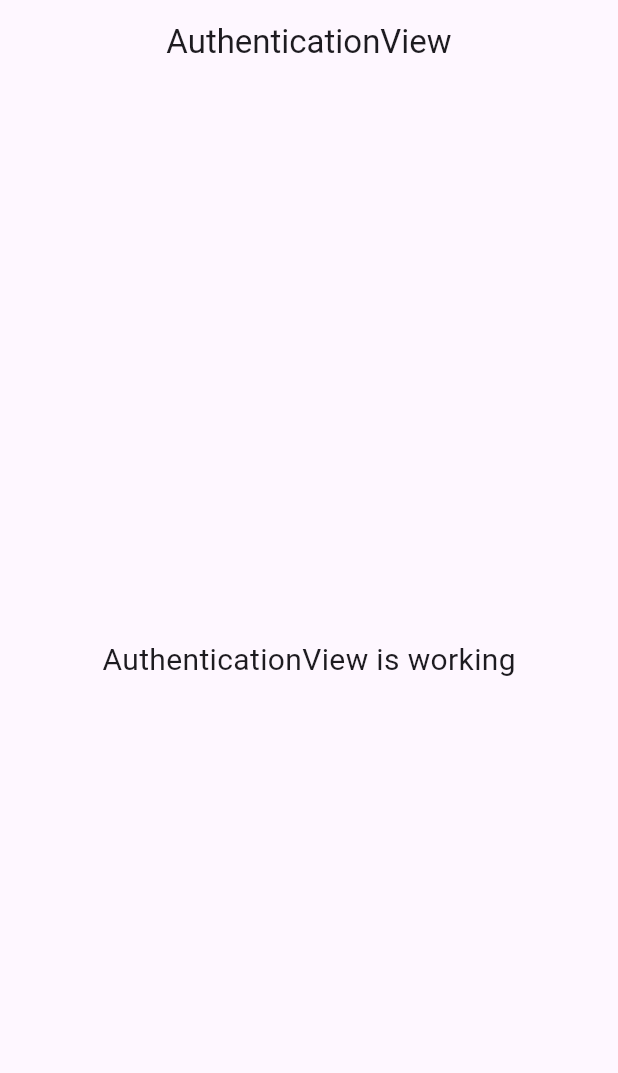
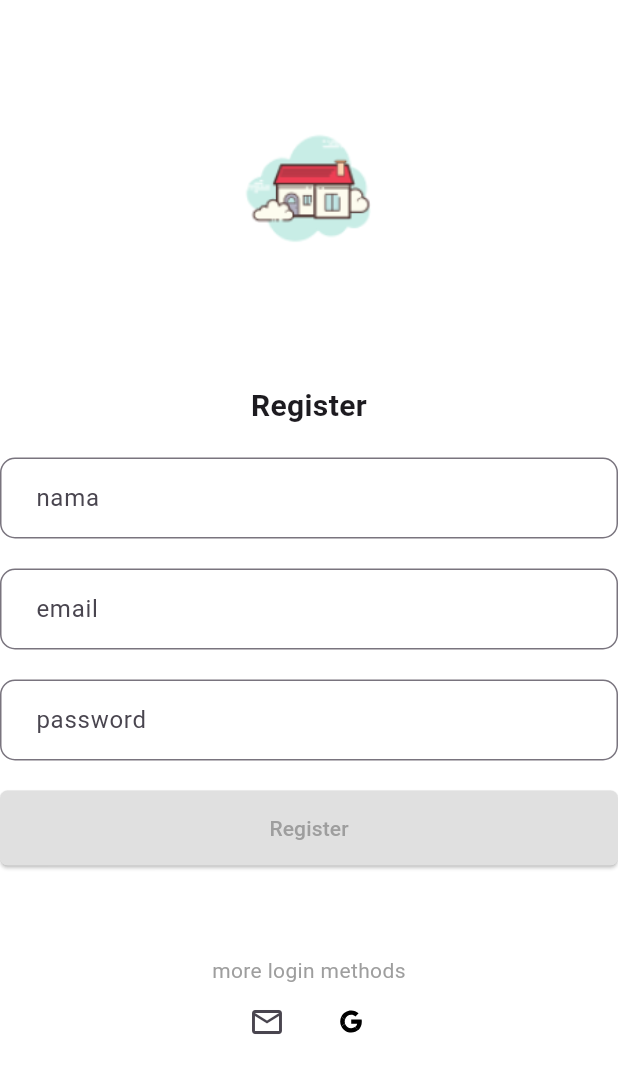
Before and after one commit to frhnaml/kozzzila, a Flutter app: the screen it shows after launch, on a phone screen of 412 x 824 dp. Shown: the top 1073 px of the screen. Run offline on Flutter 3.47's test engine with Material 3 defaults, Android fonts, the phone set to English and light mode, and no system bars; our stand-ins replace animated_splash_screen, flutter_svg, get.

Commit message:
added registration

```diff
--- a/lib/app/modules/authentication/views/authentication_view.dart
+++ b/lib/app/modules/authentication/views/authentication_view.dart
@@ -1,24 +1,114 @@
 import 'package:flutter/material.dart';
+import 'package:flutter_svg/flutter_svg.dart';
 
 import 'package:get/get.dart';
 
 import '../controllers/authentication_controller.dart';
 
 class AuthenticationView extends GetView<AuthenticationController> {
-  const AuthenticationView({super.key});
+  AuthenticationView({super.key});
+
+  final TextEditingController _emailController = TextEditingController();
+  final TextEditingController _passwordController = TextEditingController();
+
   @override
   Widget build(BuildContext context) {
     return Scaffold(
-      appBar: AppBar(
-        title: const Text('AuthenticationView'),
-        centerTitle: true,
-      ),
-      body: const Center(
-        child: Text(
-          'AuthenticationView is working',
-          style: TextStyle(fontSize: 20),
+        appBar: AppBar(
+          title: const Text(''),
+          centerTitle: true,
+          backgroundColor: Colors.white,
         ),
-      ),
-    );
+        backgroundColor: Colors.white,
+        body: ListView(
+          children: [
+            const SizedBox(height: 20),
+            Image.asset('assets/image/Home.png', height: 100),
+            const SizedBox(height: 80),
+            const Text(
+              'Register',
+              style: TextStyle(fontWeight: FontWeight.bold, fontSize: 20),
+              textAlign: TextAlign.center,
+            ),
+            const SizedBox(height: 20),
+            SizedBox(
+              width: double.infinity,
+              child: TextField(
+                decoration: InputDecoration(
+                    hintText: 'nama',
+                    fillColor: Colors.grey[700],
+                    border: OutlineInputBorder(
+                      borderRadius: BorderRadius.circular(10),
+                    ),
+                    contentPadding: const EdgeInsets.symmetric(
+                        vertical: 15, horizontal: 20)),
+              ),
+            ),
+            const SizedBox(height: 20),
+            SizedBox(
+              width: double.infinity,
+              child: TextField(
+                decoration: InputDecoration(
+                    hintText: 'email',
+                    fillColor: Colors.grey[700],
+                    border: OutlineInputBorder(
+                      borderRadius: BorderRadius.circular(10),
+                    ),
+                    contentPadding: const EdgeInsets.symmetric(
+                        vertical: 15, horizontal: 20)),
+              ),
+            ),
+            const SizedBox(height: 20),
+            SizedBox(
+              width: double.infinity,
+              child: TextField(
+                obscureText: true,
+                decoration: InputDecoration(
+                    hintText: 'password',
+                    fillColor: Colors.grey[700],
+                    border: OutlineInputBorder(
+                      borderRadius: BorderRadius.circular(10),
+                    ),
+                    contentPadding: const EdgeInsets.symmetric(
+                        vertical: 15, horizontal: 20)),
+              ),
+            ),
+            const SizedBox(height: 20),
+            ElevatedButton(
+              onPressed: () {},
+              style: ElevatedButton.styleFrom(
+                  backgroundColor: Colors.grey[300],
+                  padding:
+                      const EdgeInsets.symmetric(vertical: 15, horizontal: 20),
+                  shape: RoundedRectangleBorder(
+                      borderRadius: BorderRadius.circular(5))),
+              child: const Text(
+                'Register',
+                style: TextStyle(color: Colors.grey),
+              ),
+            ),
+            const SizedBox(height: 60),
+            const Text(
+              'more login methods',
+              textAlign: TextAlign.center,
+              style: TextStyle(color: Colors.grey),
+            ),
+            Row(
+              mainAxisAlignment: MainAxisAlignment.center,
+              children: [
+                IconButton(
+                    onPressed: () {}, icon: const Icon(Icons.email_outlined)),
+                const SizedBox(width: 8),
+                IconButton(
+                  onPressed: () {},
+                  icon: SvgPicture.asset(
+                    'assets/image/googleIcon.svg',
+                    height: 24, // Adjust the size as needed
+                  ),
+                )
+              ],
+            ),
+          ],
+        ));
   }
 }
--- a/lib/app/modules/splashScreen/views/splash_screen_view.dart
+++ b/lib/app/modules/splashScreen/views/splash_screen_view.dart
@@ -12,7 +12,7 @@ class SplashScreenView extends GetView<SplashScreenController> {
   Widget build(BuildContext context) {
     return AnimatedSplashScreen(
       splash: Image.asset('assets/image/Home.png'),
-      nextScreen: const AuthenticationView(),
+      nextScreen: AuthenticationView(),
       duration: 1000,
       backgroundColor: Colors.lightBlue[200]!,);
   }
--- a/lib/app/routes/app_pages.dart
+++ b/lib/app/routes/app_pages.dart
@@ -22,7 +22,7 @@ class AppPages {
     ),
     GetPage(
       name: _Paths.AUTHENTICATION,
-      page: () => const AuthenticationView(),
+      page: () => AuthenticationView(),
       binding: AuthenticationBinding(),
     ),
     GetPage(
--- a/pubspec.yaml
+++ b/pubspec.yaml
@@ -37,6 +37,7 @@ dependencies:
   cupertino_icons: ^1.0.8
   get: ^4.6.6
   animated_splash_screen: ^1.3.0
+  flutter_svg: ^2.0.13
 
 dev_dependencies:
   flutter_test:
@@ -63,6 +64,7 @@ flutter:
   # To add assets to your application, add an assets section, like this:
   assets:
       - assets/image/Home.png
+      - assets/image/googleIcon.svg
   #   - images/a_dot_burr.jpeg
   #   - images/a_dot_ham.jpeg
 
```
Also changed, not shown: assets/image/googleIcon.svg (added), pubspec.lock.
